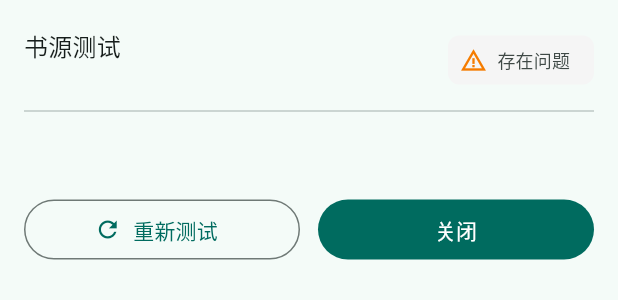
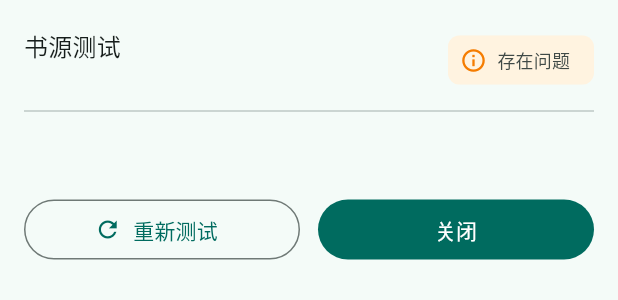
Before and after one commit to duzou2026/book_reader, a Flutter app: the BookSourceTestSheet widget shown alone on an empty page, opened directly with empty values, on a phone screen of 412 x 824 dp. Shown: the top 300 px of the screen. Run offline on Flutter 3.47's test engine with Material 3 defaults, Android fonts, the phone set to English and light mode, and no system bars; our stand-ins replace dio, flutter_html, flutter_riverpod, flutter_tts, freezed_annotation, go_router and 2 more; missing offline and left inert: audio_session, flutter_js, gbk_codec; accounts and stored records are empty; network calls fail; project files that could hold a hidden picture were left out.

Commit message:
fix(book-source): 优化书源测试逻辑+起点反爬检测+bookList fallback
问题:
  1. 所有书源测试都提示"存在问题"——搜索无结果被误判为失败
  2. 起点搜索不到书——起点反爬验证页(202+var buid)无法绕过
  3. 起点bookList是<js>规则依赖java.getElement(桩),返回空

修复:
  - 测试逻辑: 搜索无结果标记为skip(非fail),超时延长到15s,后续步骤跳过
  - 测试UI: 引入三态(通过/部分通过/存在问题),skip显示灰色"跳过"
  - 反爬检测: 检测短响应(<2KB)+var buid/verify特征,快速跳过反爬页
  - bookList fallback: 从<js>规则提取path='...'的CSS选择器直接解析
    (起点的path='class.res-book-item'可被提取)

````diff
--- a/lib/domain/usecases/test_book_source.dart
+++ b/lib/domain/usecases/test_book_source.dart
@@ -19,12 +19,26 @@ class BookSourceTestStepResult {
   /// 提示信息（成功时为摘要，失败时为错误原因）。
   final String message;
 
+  /// 步骤状态：ok=通过, skip=跳过(如搜索无结果时后续步骤), fail=失败。
+  final TestStepStatus status;
+
   const BookSourceTestStepResult({
     required this.name,
     required this.ok,
     required this.elapsedMs,
     required this.message,
+    this.status = TestStepStatus.ok,
   });
+}
+
+/// 测试步骤状态。
+enum TestStepStatus {
+  /// 通过。
+  ok,
+  /// 跳过（前置步骤无结果，非失败）。
+  skip,
+  /// 失败（异常/超时）。
+  fail,
 }
 
 /// 书源测试完整结果。
@@ -33,10 +47,35 @@ class BookSourceTestResult {
 
   const BookSourceTestResult({required this.steps});
 
+  /// 全部通过。
   bool get allOk => steps.isNotEmpty && steps.every((s) => s.ok);
+
+  /// 是否有失败步骤（异常/超时，不含跳过）。
+  bool get hasFail => steps.any((s) => s.status == TestStepStatus.fail);
+
+  /// 是否有跳过步骤（前置无结果导致后续跳过，非失败）。
+  bool get hasSkip => steps.any((s) => s.status == TestStepStatus.skip);
+
+  /// 综合状态：allOk=通过, hasFail=存在问题, hasSkip=部分通过。
+  TestOverallStatus get overallStatus {
+    if (steps.isEmpty) return TestOverallStatus.fail;
+    if (allOk) return TestOverallStatus.ok;
+    if (hasFail) return TestOverallStatus.fail;
+    return TestOverallStatus.partial;
+  }
 
   int get totalElapsedMs =>
       steps.fold(0, (sum, s) => sum + s.elapsedMs);
+}
+
+/// 测试综合状态。
+enum TestOverallStatus {
+  /// 全部通过。
+  ok,
+  /// 部分通过（有跳过，无失败）。
+  partial,
+  /// 存在问题（有失败）。
+  fail,
 }
 
 /// 书源测试用例：对一个书源执行全链路测试。
@@ -52,7 +91,7 @@ class TestBookSource {
   /// 测试用关键词。默认「斗破苍穹」（中文小说站点覆盖率较高）。
   final String testKeyword;
 
-  /// 单步超时。
+  /// 单步超时。15 秒，兼顾慢站点和网络抖动。
   final Duration stepTimeout;
 
   TestBookSource({
@@ -61,7 +100,7 @@ class TestBookSource {
     required this.tocFetcher,
     required this.contentFetcher,
     this.testKeyword = '斗破苍穹',
-    this.stepTimeout = const Duration(seconds: 10),
+    this.stepTimeout = const Duration(seconds: 15),
   });
 
   /// 执行测试。[onStep] 在每步完成时回调，用于 UI 实时展示。
@@ -72,6 +111,7 @@ class TestBookSource {
     final steps = <BookSourceTestStepResult>[];
 
     // 步骤 1：搜索
+    // 搜索无结果不算失败（书源可能就是没收录这本书），标记为 skip 并终止后续步骤。
     final searchResult = await _runStep(
       name: '搜索',
       steps: steps,
@@ -81,14 +121,34 @@ class TestBookSource {
             .search(testKeyword, source)
             .timeout(stepTimeout);
         if (list.isEmpty) {
-          throw Exception('搜索结果为空');
+          // 搜索无结果：返回 null 触发 skip 路径（非异常）
+          return null;
         }
         return list.first;
       },
       summarize: (r) =>
           '找到《${r.bookName}》- ${r.author}（共 ${r.sources.length} 源）',
+      emptyMessage: '未找到「$testKeyword」相关书籍',
     );
-    if (searchResult == null) return BookSourceTestResult(steps: steps);
+    if (searchResult == null) {
+      // 搜索无结果或失败，后续步骤无法执行
+      // 若搜索步骤本身标记为 skip（非 fail），后续步骤也标记 skip
+      final searchStep = steps.last;
+      if (searchStep.status == TestStepStatus.skip) {
+        for (final name in ['详情', '目录', '正文']) {
+          final step = BookSourceTestStepResult(
+            name: name,
+            ok: false,
+            elapsedMs: 0,
+            message: '前置步骤无结果，已跳过',
+            status: TestStepStatus.skip,
+          );
+          steps.add(step);
+          onStep?.call(step);
+        }
+      }
+      return BookSourceTestResult(steps: steps);
+    }
 
     // 步骤 2：详情
     final infoResult = await _runStep<BookInfo>(
@@ -124,8 +184,19 @@ class TestBookSource {
         return tocFetcher.fetch(tocUrl, source).timeout(stepTimeout);
       },
       summarize: (list) => '共 ${list.length} 章',
+      emptyMessage: '目录为空',
     );
     if (tocResult == null || tocResult.isEmpty) {
+      // 目录为空时，正文步骤标记 skip
+      final step = BookSourceTestStepResult(
+        name: '正文',
+        ok: false,
+        elapsedMs: 0,
+        message: '目录为空，已跳过',
+        status: TestStepStatus.skip,
+      );
+      steps.add(step);
+      onStep?.call(step);
       return BookSourceTestResult(steps: steps);
     }
 
@@ -154,22 +225,39 @@ class TestBookSource {
   }
 
   /// 执行单个步骤，捕获异常并记录耗时。
+  ///
+  /// [emptyMessage] 非 null 时：action 返回 null 表示"无结果"（skip），
+  /// 而非异常失败。用于搜索结果为空、目录为空等正常业务场景。
   Future<T?> _runStep<T>({
     required String name,
     required List<BookSourceTestStepResult> steps,
     required void Function(BookSourceTestStepResult)? onStep,
-    required Future<T> Function() action,
+    required Future<T?> Function() action,
     required String Function(T) summarize,
+    String? emptyMessage,
   }) async {
     final sw = Stopwatch()..start();
     try {
       final result = await action();
       sw.stop();
+      // 结果为 null 且指定了 emptyMessage → 标记为 skip（非失败）
+      if (result == null && emptyMessage != null) {
+        final step = BookSourceTestStepResult(
+          name: name,
+          ok: false,
+          elapsedMs: sw.elapsedMilliseconds,
+          message: emptyMessage,
+          status: TestStepStatus.skip,
+        );
+        steps.add(step);
+        onStep?.call(step);
+        return null;
+      }
       final step = BookSourceTestStepResult(
         name: name,
         ok: true,
         elapsedMs: sw.elapsedMilliseconds,
-        message: summarize(result),
+        message: summarize(result as T),
       );
       steps.add(step);
       onStep?.call(step);
@@ -181,6 +269,7 @@ class TestBookSource {
         ok: false,
         elapsedMs: sw.elapsedMilliseconds,
         message: _formatError(e),
+        status: TestStepStatus.fail,
       );
       steps.add(step);
       onStep?.call(step);
--- a/lib/services/search/single_source_searcher.dart
+++ b/lib/services/search/single_source_searcher.dart
@@ -57,11 +57,29 @@ class SingleSourceSearcher {
       return [];
     }
 
+    // 反爬验证页检测：部分站点（如起点）对无 Cookie 请求返回 JS 验证页，
+    // 特征是 HTTP 202 + 短响应 + 含 'var buid' 等验证标识。
+    // 这种情况下搜索结果必然为空，直接返回避免浪费后续解析时间。
+    if (_isAntiCrawlPage(body)) {
+      return [];
+    }
+
     final bookListRule = rule.bookList;
     if (bookListRule == null) return [];
 
     // bookList 规则：可能是 CSS / legado 旧式 / XPath / JSON
-    final elements = ruleEngine.evalElements(body, bookListRule);
+    var elements = ruleEngine.evalElements(body, bookListRule);
+
+    // <js> bookList fallback：当 bookList 是 <js> 规则且返回空时，
+    // 尝试从 JS 代码中提取 CSS 选择器（如 path='class.res-book-item'），
+    // 用它直接从 body 提取元素。很多书源的 <js> bookList 只是包装了
+    // 一个 CSS 选择器 + 人机验证逻辑，我们跳过验证逻辑，直接用选择器提取。
+    if (elements.isEmpty && _isJsBookListRule(bookListRule)) {
+      final fallbackSelector = _extractCssFromJsBookList(bookListRule);
+      if (fallbackSelector != null) {
+        elements = ruleEngine.evalElements(body, fallbackSelector);
+      }
+    }
 
     // JSON 规则的特殊处理：evalElements 对 JSON 返回空，
     // 需要用 evalList 拿字符串列表，再构造结果
@@ -283,4 +301,49 @@ class SingleSourceSearcher {
       return trimmed;
     }
   }
+
+  /// 检测响应是否为反爬验证页。
+  ///
+  /// 特征：短响应（<2KB）+ 含 JS 验证标识（'var buid' / 'verify' / 'blocked'）。
+  /// 起点等站点对无 Cookie 请求返回 HTTP 202 + 209 字节的 JS 验证页，
+  /// 而非真正的搜索结果 HTML。
+  static final _antiCrawlPatterns = [
+    RegExp(r'var\s+buid'),
+    RegExp(r'<title>\s*(验证|blocked|verify|安全验证)', caseSensitive: false),
+  ];
+
+  bool _isAntiCrawlPage(String body) {
+    // 反爬验证页通常很短（< 2KB），真搜索结果一般 > 10KB
+    if (body.length > 2048) return false;
+    for (final p in _antiCrawlPatterns) {
+      if (p.hasMatch(body)) return true;
+    }
+    return false;
+  }
+
+  /// 判断 bookList 规则是否为 `<js>` 规则。
+  bool _isJsBookListRule(String rule) {
+    final trimmed = rule.trim();
+    return trimmed.startsWith('<js>') || trimmed.startsWith('@js:');
+  }
+
+  /// 从 `<js>` bookList 规则中提取 CSS 选择器作为 fallback。
+  ///
+  /// 很多书源的 `<js>` bookList 只是包装了一个 CSS 选择器 + 人机验证逻辑，
+  /// 例如起点的规则：
+  /// ```js
+  /// <js>
+  /// path='class.res-book-item';
+  /// u=java.get('url');
+  /// c=java.getElement(path);
+  /// ...
+  /// </js>
+  /// ```
+  /// 这里提取 `path='...'` 中的选择器，跳过人机验证逻辑直接用它提取元素。
+  static final _pathVarPattern = RegExp(r'''path\s*=\s*['"]([^'"]+)['"]''');
+
+  String? _extractCssFromJsBookList(String rule) {
+    final match = _pathVarPattern.firstMatch(rule);
+    return match?.group(1);
+  }
 }
--- a/lib/ui/book_sources/book_source_test_sheet.dart
+++ b/lib/ui/book_sources/book_source_test_sheet.dart
@@ -54,8 +54,26 @@ class _BookSourceTestSheetState extends ConsumerState<BookSourceTestSheet> {
 
   @override
   Widget build(BuildContext context) {
+    // 三态判定：通过(绿) / 部分通过(黄) / 存在问题(红)
+    final hasFail = _steps.any((s) => s.status == TestStepStatus.fail);
+    final hasSkip = _steps.any((s) => s.status == TestStepStatus.skip);
     final allOk = _done && _steps.isNotEmpty && _steps.every((s) => s.ok);
-    final hasFail = _steps.any((s) => !s.ok);
+    // 综合状态：有失败=存在问题, 有跳过无失败=部分通过, 全通过=通过
+    final statusLabel = allOk
+        ? '通过'
+        : (hasFail ? '存在问题' : (hasSkip ? '部分通过' : '存在问题'));
+    final statusColor = allOk
+        ? ThemeColors.successText(context)
+        : (hasFail ? ThemeColors.errorText(context) : Colors.orange.shade700);
+    final statusBg = allOk
+        ? ThemeColors.successContainer(context)
+        : (hasFail
+            ? Colors.red.shade50
+            : Colors.orange.shade50);
+    final statusIcon = allOk
+        ? Icons.check_circle
+        : (hasFail ? Icons.error_outline : Icons.info_outline);
+
     return Padding(
       padding: EdgeInsets.only(
         left: 16,
@@ -87,18 +105,14 @@ class _BookSourceTestSheetState extends ConsumerState<BookSourceTestSheet> {
               ),
               if (_done)
                 Chip(
-                  label: Text(allOk ? '通过' : '存在问题',
+                  label: Text(statusLabel,
                       style: const TextStyle(fontSize: 12)),
-                  backgroundColor: allOk
-                      ? ThemeColors.successContainer(context)
-                      : (hasFail ? Colors.orange.shade50 : ThemeColors.surfaceLevel1(context)),
+                  backgroundColor: statusBg,
                   side: BorderSide.none,
                   avatar: Icon(
-                    allOk ? Icons.check_circle : Icons.warning_amber,
+                    statusIcon,
                     size: 18,
-                    color: allOk
-                        ? ThemeColors.successText(context)
-                        : Colors.orange.shade700,
+                    color: statusColor,
                   ),
                 ),
             ],
@@ -164,11 +178,15 @@ class _BookSourceTestSheetState extends ConsumerState<BookSourceTestSheet> {
         }
         continue;
       }
+      final s = step.last;
+      final state = s.ok
+          ? _StepState.ok
+          : (s.status == TestStepStatus.skip ? _StepState.skip : _StepState.fail);
       rows.add(_buildStepRow(
         name: name,
-        state: step.last.ok ? _StepState.ok : _StepState.fail,
-        message: step.last.message,
-        elapsedMs: step.last.elapsedMs,
+        state: state,
+        message: s.message,
+        elapsedMs: s.elapsedMs,
       ));
     }
     return rows;
@@ -204,6 +222,11 @@ class _BookSourceTestSheetState extends ConsumerState<BookSourceTestSheet> {
           ThemeColors.successText(context),
           elapsedMs == null ? '通过' : '${elapsedMs}ms',
           Icon(Icons.check_circle, size: 16, color: ThemeColors.successText(context)),
+        ),
+      _StepState.skip => (
+          ThemeColors.mutedText(context),
+          '跳过',
+          Icon(Icons.remove_circle_outline, size: 16, color: ThemeColors.mutedText(context)),
         ),
       _StepState.fail => (
           ThemeColors.errorText(context),
@@ -242,13 +265,20 @@ class _BookSourceTestSheetState extends ConsumerState<BookSourceTestSheet> {
   String _summarize() {
     if (_steps.isEmpty) return '';
     final okCount = _steps.where((s) => s.ok).length;
+    final skipCount = _steps.where((s) => s.status == TestStepStatus.skip).length;
+    final failCount = _steps.where((s) => s.status == TestStepStatus.fail).length;
     final total = _steps.length;
     final totalMs = _steps.fold<int>(0, (s, e) => s + e.elapsedMs);
     if (okCount == total) {
       return '全部通过 · 共 $total 步 · 耗时 ${totalMs}ms';
     }
-    return '$okCount/$total 步通过 · 失败步骤：${_steps.where((s) => !s.ok).map((s) => s.name).join('、')}';
+    final parts = <String>['$okCount 步通过'];
+    if (skipCount > 0) parts.add('$skipCount 步跳过');
+    if (failCount > 0) {
+      parts.add('$failCount 步失败：${_steps.where((s) => s.status == TestStepStatus.fail).map((s) => s.name).join('、')}');
+    }
+    return '${parts.join(' · ')} · 耗时 ${totalMs}ms';
   }
 }
 
-enum _StepState { pending, running, ok, fail }
+enum _StepState { pending, running, ok, skip, fail }
````
